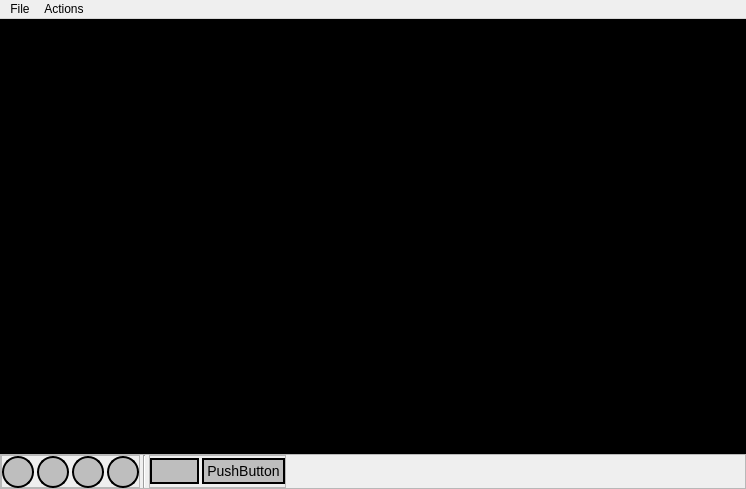
Old version of the form ui/MainWindow.ui in the repository FieryRMS/File-Sorter.
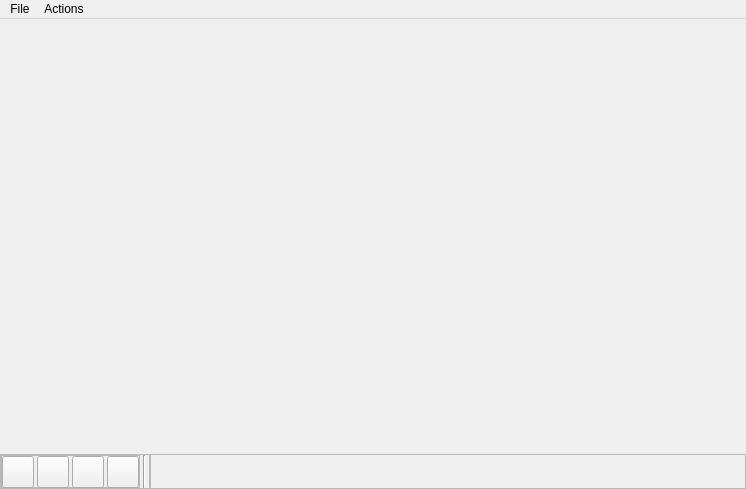
New version of the form. Icons and pictures are not drawn.

Commit message: connected default buttons

Patch:
```diff
--- a/ui/MainWindow.ui
+++ b/ui/MainWindow.ui
@@ -14,9 +14,23 @@
    <string>MainWindow</string>
   </property>
   <property name="styleSheet">
-   <string notr="true">#MediaPlayerContainer{
-	background:black
+   <string notr="true">*{
+	background: rgb(29, 29, 29);
+	color: white;
 }
+
+QMenuBar::item:selected, QMenu:selected{
+	background: rgb(59, 59, 59);
+}
+
+QMenuBar::item:pressed, QMenu:pressed{
+	background: rgb(79, 79, 79);
+}
+
+#MediaPlayerContainer{
+	background: black;
+}
+
 QPushButton, QToolButton {
     border: 2px solid black;
     border-radius: 16px;
@@ -27,8 +41,15 @@
 	background-color: rgb(180, 180, 180);
 }
 
-QPushButton:pressed, QToolButton:presses {
-    background-color: rgb(160, 160, 160);
+QPushButton:pressed, QToolButton:pressed {
+    background: rgb(160, 160, 160);
+}
+
+#CustomActions&gt;QPushButton{
+	padding: 3px;
+	border-radius: 0px;
+	font-size:14px;
+	color: black;
 }</string>
   </property>
   <widget class="QWidget" name="CentralWidget">
@@ -344,13 +365,6 @@
        </item>
        <item>
         <widget class="QFrame" name="CustomActions">
-         <property name="styleSheet">
-          <string notr="true">QPushButton{
-	padding: 3px;
-	border-radius:0px;
-	font-size:14px;
-}</string>
-         </property>
          <property name="frameShape">
           <enum>QFrame::StyledPanel</enum>
          </property>
@@ -373,29 +387,6 @@
           <property name="bottomMargin">
            <number>0</number>
           </property>
-          <item>
-           <widget class="QPushButton" name="pushButton">
-            <property name="sizePolicy">
-             <sizepolicy hsizetype="Fixed" vsizetype="Fixed">
-              <horstretch>0</horstretch>
-              <verstretch>0</verstretch>
-             </sizepolicy>
-            </property>
-           </widget>
-          </item>
-          <item>
-           <widget class="QPushButton" name="pushButton_2">
-            <property name="sizePolicy">
-             <sizepolicy hsizetype="Fixed" vsizetype="Maximum">
-              <horstretch>0</horstretch>
-              <verstretch>0</verstretch>
-             </sizepolicy>
-            </property>
-            <property name="text">
-             <string>PushButton</string>
-            </property>
-           </widget>
-          </item>
          </layout>
         </widget>
        </item>
```
Left out of the diff: 19 changed lines with no effect on the pictures. The commit also changes 8 other files.
